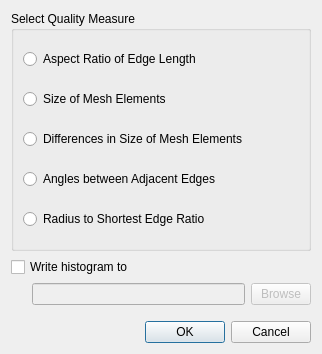
The window that Applications/DataExplorer/DataView/MeshQualitySelection.ui (ufz/ogs) describes before a commit, drawn with Qt 5.
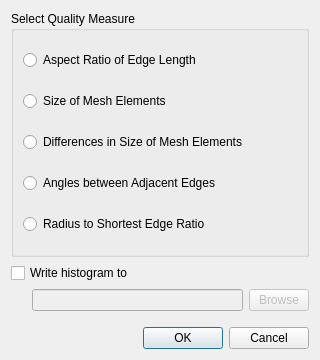
The same window after the commit.

```diff
--- a/Applications/DataExplorer/DataView/MeshQualitySelection.ui
+++ b/Applications/DataExplorer/DataView/MeshQualitySelection.ui
@@ -6,10 +6,22 @@
    <rect>
     <x>0</x>
     <y>0</y>
-    <width>322</width>
-    <height>354</height>
+    <width>320</width>
+    <height>360</height>
    </rect>
   </property>
+  <property name="minimumSize">
+   <size>
+    <width>320</width>
+    <height>360</height>
+   </size>
+  </property>
+  <property name="maximumSize">
+   <size>
+    <width>320</width>
+    <height>360</height>
+   </size>
+  </property>
   <property name="windowTitle">
    <string>Mesh Quality Selection</string>
   </property>
```
